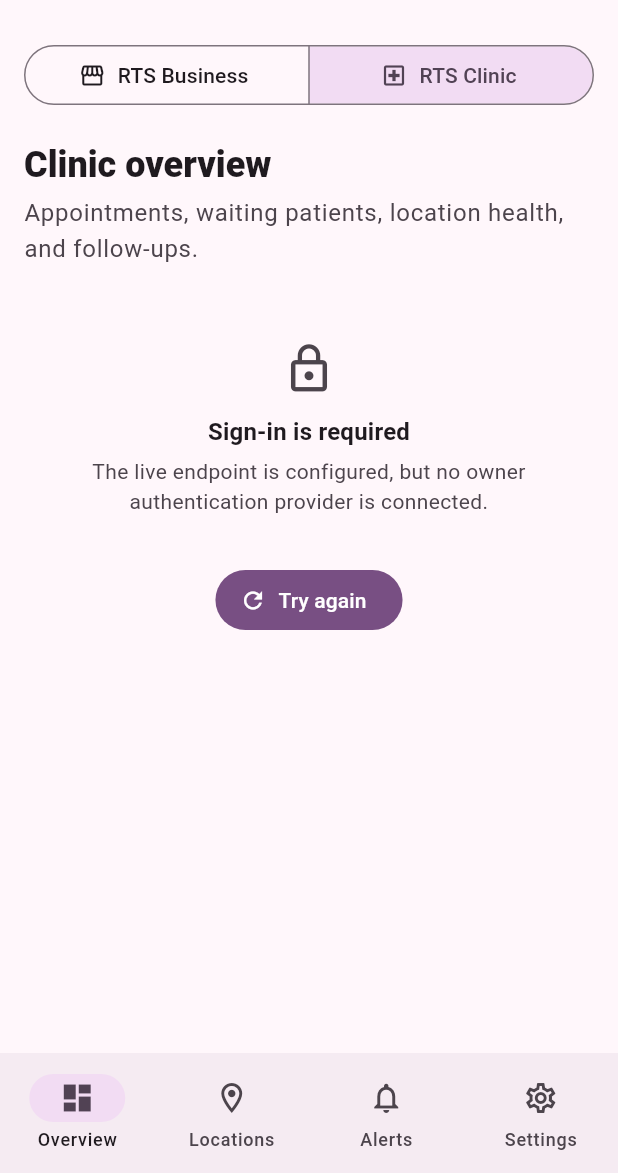
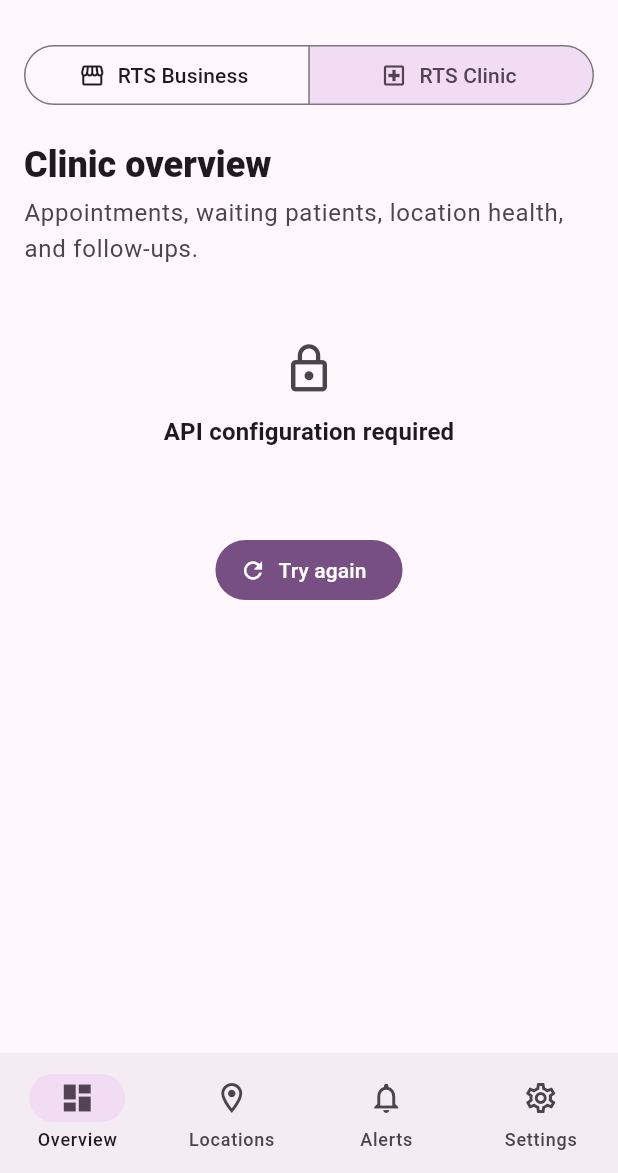
Before and after one commit to alsadiayham-sketch/rts-tracking, a Flutter app: the TrackingHome screen opened directly with empty values, after a tap on "RTS Clinic", on a phone screen of 412 x 824 dp, the part 63-1236 px from its top. Run offline on Flutter 3.47's test engine with Material 3 defaults, Android fonts, the phone set to English and light mode, and no system bars; our stand-ins replace flutter_secure_storage; accounts and stored records are empty; Roboto replaces fonts that are missing (Arial).

Commit message:
Fix Tracking owner login and branding
Co-authored-by: Copilot <223556219+Copilot@users.noreply.github.com>

Copilot-Session: 92b65c87-36da-4583-ad0a-bd5267cd4adb

```diff
--- a/lib/main.dart
+++ b/lib/main.dart
@@ -4,12 +4,9 @@ import 'tracking_data.dart';
 
 void main() {
   const configuredBaseUrl = String.fromEnvironment('RTS_API_BASE_URL');
-  final baseUrl = configuredBaseUrl.isEmpty
-      ? null
-      : Uri.tryParse(configuredBaseUrl);
   runApp(
     RtsTrackingApp(
-      api: OwnerApi(baseUrl: baseUrl),
+      api: OwnerApi.fromConfiguredUrl(configuredBaseUrl),
       requireAuthentication: true,
     ),
   );
@@ -223,10 +220,20 @@ class _OwnerLoginScreenState extends State<OwnerLoginScreen> {
     } on LoginRejectedException {
       errorMessage =
           'The business/clinic name, username, or password is incorrect.';
+    } on ApiConfigurationException catch (error) {
+      errorMessage = error.message;
+    } on ApiConnectionException {
+      errorMessage =
+          'Could not reach the sign-in service. Check your connection and '
+          'the configured API URL.';
+    } on ApiServerException catch (error) {
+      errorMessage =
+          'The sign-in service returned an error (${error.statusCode}). '
+          'Try again later.';
     } on FormatException {
       errorMessage = 'The server returned an invalid login response.';
     } catch (_) {
-      errorMessage = 'Could not sign in. Check the connection and try again.';
+      errorMessage = 'Could not sign in because of an unexpected error.';
     } finally {
       if (mounted) setState(() => submitting = false);
     }
@@ -250,10 +257,15 @@ class _OwnerLoginScreenState extends State<OwnerLoginScreen> {
                       crossAxisAlignment: CrossAxisAlignment.stretch,
                       children: [
                         const SizedBox(height: 48),
-                        Icon(
-                          Icons.track_changes,
-                          size: 48,
-                          color: scheme.primary,
+                        Semantics(
+                          label: 'RTS Tracking logo',
+                          child: Image.asset(
+                            'assets/rts-tracking-icon.png',
+                            key: const Key('rts-login-logo'),
+                            width: 96,
+                            height: 96,
+                            fit: BoxFit.contain,
+                          ),
                         ),
                         const SizedBox(height: 20),
                         Text(
@@ -1143,14 +1155,29 @@ class _ErrorView extends StatelessWidget {
   @override
   Widget build(BuildContext context) {
     final authError = error is AuthRequiredException;
+    final configurationError = error is ApiConfigurationException;
+    final connectionError = error is ApiConnectionException;
+    final serverError = error is ApiServerException;
     return _EmptyStateWithAction(
-      icon: authError ? Icons.lock_outline : Icons.cloud_off_outlined,
-      title: authError ? 'Sign-in is required' : 'Dashboard unavailable',
+      icon: authError || configurationError
+          ? Icons.lock_outline
+          : Icons.cloud_off_outlined,
+      title: authError
+          ? 'Sign-in is required'
+          : configurationError
+          ? 'API configuration required'
+          : 'Dashboard unavailable',
       detail: authError
           ? 'The live endpoint is configured, but no owner authentication '
                 'provider is connected.'
-          : 'Check the connection and try again. No demo data replaces a '
-                'failed live response.',
+          : configurationError
+          ? (error as ApiConfigurationException).message
+          : connectionError
+          ? 'The live API could not be reached. Check the connection and try '
+                'again.'
+          : serverError
+          ? 'The live API returned an error. Try again later.'
+          : 'The live API returned an unexpected response. Try again.',
       actionLabel: 'Try again',
       onAction: onRetry,
     );
--- a/lib/tracking_data.dart
+++ b/lib/tracking_data.dart
@@ -265,6 +265,34 @@ class AuthRequiredException implements Exception {
   String toString() => 'Owner authentication is required.';
 }
 
+class ApiConfigurationException implements Exception {
+  const ApiConfigurationException(this.message);
+
+  final String message;
+
+  @override
+  String toString() => message;
+}
+
+class ApiConnectionException implements Exception {
+  const ApiConnectionException(this.message);
+
+  final String message;
+
+  @override
+  String toString() => message;
+}
+
+class ApiServerException implements Exception {
+  const ApiServerException({required this.operation, required this.statusCode});
+
+  final String operation;
+  final int statusCode;
+
+  @override
+  String toString() => '$operation failed with HTTP $statusCode.';
+}
+
 class LoginRejectedException implements Exception {
   const LoginRejectedException();
 
@@ -278,25 +306,61 @@ class OwnerApi {
     this.tokenProvider,
     HttpClientFactory? clientFactory,
     this.requestTimeout = const Duration(seconds: 12),
-  }) : _clientFactory = clientFactory ?? HttpClient.new;
+    String? configurationError,
+  }) : _clientFactory = clientFactory ?? HttpClient.new,
+       _configurationError = configurationError ?? validateApiBaseUrl(baseUrl);
+
+  factory OwnerApi.fromConfiguredUrl(
+    String configuredBaseUrl, {
+    AuthTokenProvider? tokenProvider,
+    HttpClientFactory? clientFactory,
+    Duration requestTimeout = const Duration(seconds: 12),
+  }) {
+    final value = configuredBaseUrl.trim();
+    if (value.isEmpty) {
+      return OwnerApi(
+        tokenProvider: tokenProvider,
+        clientFactory: clientFactory,
+        requestTimeout: requestTimeout,
+        configurationError:
+            'No live API endpoint is configured. Set RTS_API_BASE_URL.',
+      );
+    }
+    final parsed = Uri.tryParse(value);
+    if (parsed == null) {
+      return OwnerApi(
+        tokenProvider: tokenProvider,
+        clientFactory: clientFactory,
+        requestTimeout: requestTimeout,
+        configurationError: 'RTS_API_BASE_URL is not a valid URL.',
+      );
+    }
+    return OwnerApi(
+      baseUrl: parsed,
+      tokenProvider: tokenProvider,
+      clientFactory: clientFactory,
+      requestTimeout: requestTimeout,
+    );
+  }
 
   final Uri? baseUrl;
   final AuthTokenProvider? tokenProvider;
   final HttpClientFactory _clientFactory;
   final Duration requestTimeout;
+  final String? _configurationError;
 
-  bool get isDemo => baseUrl == null;
+  bool get isDemo => baseUrl == null && _configurationError == null;
+
+  String? get configurationError => _configurationError;
 
   Future<OwnerSession> login(
     String organizationName,
     String username,
     String password,
   ) async {
-    if (baseUrl == null) {
-      throw StateError('Owner login is unavailable in demo mode.');
-    }
+    _ensureConfigured();
 
-    final endpoint = baseUrl!.resolve('/owner/login');
+    final endpoint = _endpoint('owner/login');
     final client = _clientFactory();
     try {
       final request = await client.postUrl(endpoint).timeout(requestTimeout);
@@ -320,9 +384,9 @@ class OwnerApi {
         throw const LoginRejectedException();
       }
       if (response.statusCode < 200 || response.statusCode >= 300) {
-        throw HttpException(
-          'Login request failed: ${response.statusCode}',
-          uri: endpoint,
+        throw ApiServerException(
+          operation: 'Login request',
+          statusCode: response.statusCode,
         );
       }
       final decoded = jsonDecode(body);
@@ -330,6 +394,14 @@ class OwnerApi {
         throw const FormatException('Login response must be an object');
       }
       return OwnerSession.fromLoginJson(decoded);
+    } on ApiServerException {
+      rethrow;
+    } on IOException catch (error) {
+      throw ApiConnectionException('Could not reach the login service: $error');
+    } on TimeoutException {
+      throw const ApiConnectionException(
+        'The login service did not respond before the request timed out.',
+      );
     } finally {
       client.close(force: true);
     }
@@ -339,14 +411,17 @@ class OwnerApi {
     TrackingMode mode, {
     String? authToken,
   }) async {
-    if (baseUrl == null) return _demoDashboard(mode);
+    if (baseUrl == null && _configurationError == null) {
+      return _demoDashboard(mode);
+    }
+    _ensureConfigured();
 
     final token = authToken ?? await tokenProvider?.call();
     if (token == null || token.trim().isEmpty) {
       throw const AuthRequiredException();
     }
 
-    final endpoint = baseUrl!.resolve('/owner/dashboard');
+    final endpoint = _endpoint('owner/dashboard');
     final uri = endpoint.replace(
       queryParameters: {...endpoint.queryParameters, 'mode': mode.apiValue},
     );
@@ -355,7 +430,7 @@ class OwnerApi {
       final request = await client.getUrl(uri).timeout(requestTimeout);
       request.headers
         ..set(HttpHeaders.acceptHeader, ContentType.json.mimeType)
-        ..set(HttpHeaders.authorizationHeader, 'Bearer $token');
+        ..set(HttpHeaders.authorizationHeader, 'Bearer ${token.trim()}');
       final response = await request.close().timeout(requestTimeout);
       final body = await response
           .transform(utf8.decoder)
@@ -366,9 +441,9 @@ class OwnerApi {
         throw const AuthRequiredException();
       }
       if (response.statusCode < 200 || response.statusCode >= 300) {
-        throw HttpException(
-          'Dashboard request failed: ${response.statusCode}',
-          uri: uri,
+        throw ApiServerException(
+          operation: 'Dashboard request',
+          statusCode: response.statusCode,
         );
       }
       final decoded = jsonDecode(body);
@@ -376,9 +451,39 @@ class OwnerApi {
         throw const FormatException('Dashboard response must be an object');
       }
       return DashboardSnapshot.fromJson(decoded, requestedMode: mode);
+    } on ApiServerException {
+      rethrow;
+    } on IOException catch (error) {
+      throw ApiConnectionException(
+        'Could not reach the dashboard service: $error',
+      );
+    } on TimeoutException {
+      throw const ApiConnectionException(
+        'The dashboard service did not respond before the request timed out.',
+      );
     } finally {
       client.close(force: true);
     }
+  }
+
+  void _ensureConfigured() {
+    final error = _configurationError;
+    if (error != null) throw ApiConfigurationException(error);
+    if (baseUrl == null) {
+      throw const ApiConfigurationException(
+        'No live API endpoint is configured. Set RTS_API_BASE_URL.',
+      );
+    }
+  }
+
+  Uri _endpoint(String path) {
+    final base = baseUrl!;
+    final basePath = base.path.isEmpty
+        ? '/'
+        : base.path.endsWith('/')
+        ? base.path
+        : '${base.path}/';
+    return base.replace(path: basePath).resolve(path);
   }
 
   DashboardSnapshot _demoDashboard(TrackingMode mode) {
@@ -389,7 +494,7 @@ class OwnerApi {
           DashboardMetric(
             key: 'salesToday',
             label: 'Sales today',
-            value: '₪18,420',
+            value: 'â‚ª18,420',
           ),
           DashboardMetric(
             key: 'ordersToday',
@@ -414,7 +519,7 @@ class OwnerApi {
             online: true,
             updatedLabel: 'Updated just now',
             primaryLabel: 'Sales today',
-            primaryValue: '₪9,840',
+            primaryValue: 'â‚ª9,840',
           ),
           SiteSnapshot(
             id: 'business-mall',
@@ -422,7 +527,7 @@ class OwnerApi {
             online: true,
             updatedLabel: 'Updated 2 min ago',
             primaryLabel: 'Sales today',
-            primaryValue: '₪8,580',
+            primaryValue: 'â‚ª8,580',
             attention: '2 low-stock items',
           ),
           SiteSnapshot(
@@ -521,6 +626,29 @@ class OwnerApi {
   }
 }
 
+String? validateApiBaseUrl(Uri? uri) {
+  if (uri == null) return null;
+  if (!uri.isAbsolute || uri.host.isEmpty) {
+    return 'RTS_API_BASE_URL must be an absolute URL with a host.';
+  }
+  if (uri.userInfo.isNotEmpty) {
+    return 'RTS_API_BASE_URL must not include credentials.';
+  }
+  if (uri.query.isNotEmpty || uri.fragment.isNotEmpty) {
+    return 'RTS_API_BASE_URL must not include a query or fragment.';
+  }
+  if (uri.scheme == 'https') return null;
+  if (uri.scheme == 'http' && _isLocalHost(uri.host)) return null;
+  return 'RTS_API_BASE_URL must use HTTPS for production endpoints.';
+}
+
+bool _isLocalHost(String host) {
+  final normalized = host.toLowerCase();
+  return normalized == 'localhost' ||
+      normalized == '127.0.0.1' ||
+      normalized == '::1';
+}
+
 String _requiredString(Map<String, dynamic> json, String key) {
   final value = json[key];
   if (value is! String || value.trim().isEmpty) {
--- a/pubspec.yaml
+++ b/pubspec.yaml
@@ -58,6 +58,9 @@ flutter:
   # the material Icons class.
   uses-material-design: true
 
+  assets:
+    - assets/rts-tracking-icon.png
+
   # To add assets to your application, add an assets section, like this:
   # assets:
   #   - images/a_dot_burr.jpeg
```
Also changed, not shown: codemagic.yaml (+14 -2 lines), assets/rts-tracking-icon.png (added), 6 other files.
